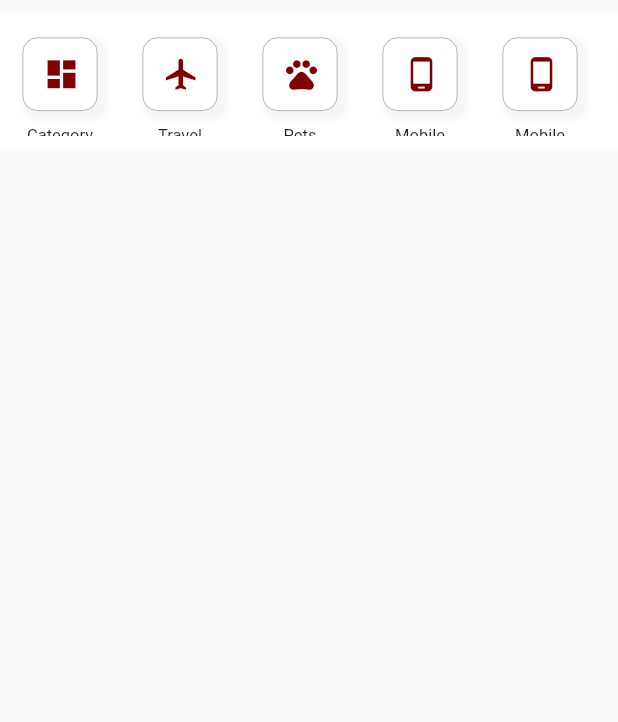
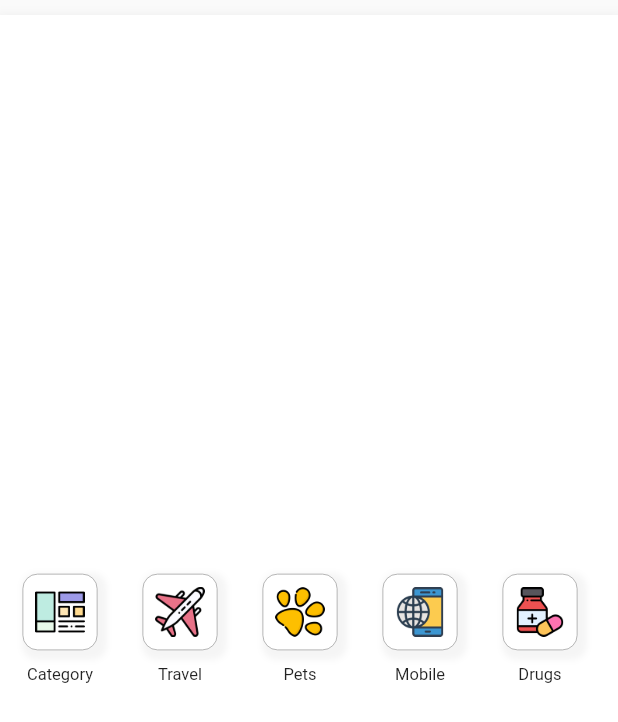
Before and after one commit to iqbalfaaizi/skuisy-app, a Flutter app: the HomeActions widget shown alone on an empty page, opened directly, on a phone screen of 412 x 824 dp. Shown: the top 722 px of the screen. Run offline on Flutter 3.47's test engine with Material 2 defaults, Android fonts, the phone set to English and light mode, and no system bars; our stand-ins replace carousel_slider, dio, getflutter, liquid_progress_indicator, rxdart, shared_preferences; missing offline and left inert: ff_navigation_bar; accounts and stored records are empty; network calls fail.

Commit message:
optimize home page and change primary color bottom nav

```diff
--- a/lib/ui/screens/home_page.dart
+++ b/lib/ui/screens/home_page.dart
@@ -16,7 +16,6 @@ class _HomePageState extends State<HomePage> {
   Widget _buildBody() {
     return SingleChildScrollView(
       child: Container(
-        color: Colors.white,
         child: Column(
           children: <Widget>[
             Banners(),
--- a/lib/ui/widgets/home_actions.dart
+++ b/lib/ui/widgets/home_actions.dart
@@ -1,4 +1,5 @@
 import 'package:flutter/material.dart';
+import 'package:getflutter/getflutter.dart';
 
 class HomeActions extends StatefulWidget {
   @override
@@ -8,6 +9,7 @@ class HomeActions extends StatefulWidget {
 class _HomeActionsState extends State<HomeActions> {
   Widget _buildAction(String tag) {
     return Column(
+      mainAxisAlignment: MainAxisAlignment.center,
       children: <Widget>[
         _buildActionIcons(tag),
         SizedBox(height: 5),
@@ -20,7 +22,10 @@ class _HomeActionsState extends State<HomeActions> {
             tag == 'category' ? 'Category'
             : tag == 'travel' ? 'Travel'
             : tag == 'pets' ? 'Pets'
-            : tag == 'phone' ? 'Mobile' : 'Unknown',
+            : tag == 'phone' ? 'Mobile'
+            : tag == 'drugs' ? 'Drugs'
+            : tag == 'finance' ? 'Finance'
+            : 'Unknown',
             style: TextStyle(fontSize: 11),
           )
         )
@@ -45,16 +50,21 @@ class _HomeActionsState extends State<HomeActions> {
           offset: Offset(3, 3),
         )]
       ),
-      child: IconButton(
-        onPressed: (){},
-        icon: Icon(
-          tag == 'category' ? Icons.dashboard
-          : tag == 'travel' ? Icons.flight
-          : tag == 'pets' ? Icons.pets
-          : tag == 'phone' ? Icons.phone_android
-          : Icons.ac_unit,
-          size: 25,
-          color: Color(0xff800000),
+      child: Container(
+        width: 50,
+        height: 50,
+        padding: EdgeInsets.all(3),
+        child: Image(
+          image: AssetImage(
+            tag == 'category' ? 'assets/images/icons/category.png' :
+            tag == 'travel' ? 'assets/images/icons/plane.png' :
+            tag == 'pets' ? 'assets/images/icons/paw.png' :
+            tag == 'phone' ? 'assets/images/icons/internet.png' :
+            tag == 'drugs' ? 'assets/images/icons/drug.png' :
+            tag == 'finance' ? 'assets/images/icons/money.png' :
+            'assets/images/icons/plane.png'
+          ),
+          fit: BoxFit.contain,
         ),
       ),
     );
@@ -64,9 +74,15 @@ class _HomeActionsState extends State<HomeActions> {
   Widget build(BuildContext context) {
     return Container(
       margin: EdgeInsets.only(top: 10),
-      padding: EdgeInsets.symmetric(vertical: 10),
-      color: Colors.white,
-      height: MediaQuery.of(context).size.height * 0.11,
+      decoration: BoxDecoration(
+        color: Colors.white,
+        boxShadow: [BoxShadow(
+          color: Colors.grey[200],
+          spreadRadius: 3,
+          blurRadius: 5,
+          offset: Offset(0,3)
+        )]
+      ),
       child: ListView(
         scrollDirection: Axis.horizontal,
         children: <Widget>[
@@ -74,8 +90,8 @@ class _HomeActionsState extends State<HomeActions> {
           _buildAction('travel'),
           _buildAction('pets'),
           _buildAction('phone'),
-          _buildAction('phone'),
-          _buildAction('phone'),
+          _buildAction('drugs'),
+          _buildAction('finance'),
         ],
       ),
     );
--- a/pubspec.yaml
+++ b/pubspec.yaml
@@ -55,6 +55,7 @@ flutter:
   assets:
     - assets/
     - assets/images/
+    - assets/images/icons/
 
   fonts:
     - family: LemonMilk
```
Also changed, not shown: lib/ui/screens/navigator_page.dart (+4 -4 lines), lib/ui/screens/product_details.dart (+5 -2 lines), lib/ui/widgets/banners.dart (+10 -6 lines), lib/ui/widgets/list_product.dart (+6 -1 lines), lib/ui/widgets/picture_detail.dart (added, +26 -0 lines), assets/images/icons/category.png (added), assets/images/icons/dog.png (added), assets/images/icons/drug.png (added), assets/images/icons/flight.png (added), assets/images/icons/internet.png (added), assets/images/icons/money.png (added), assets/images/icons/paw.png (added), assets/images/icons/plane.png (added), assets/images/icons/travel.png (added), 1 more files.
